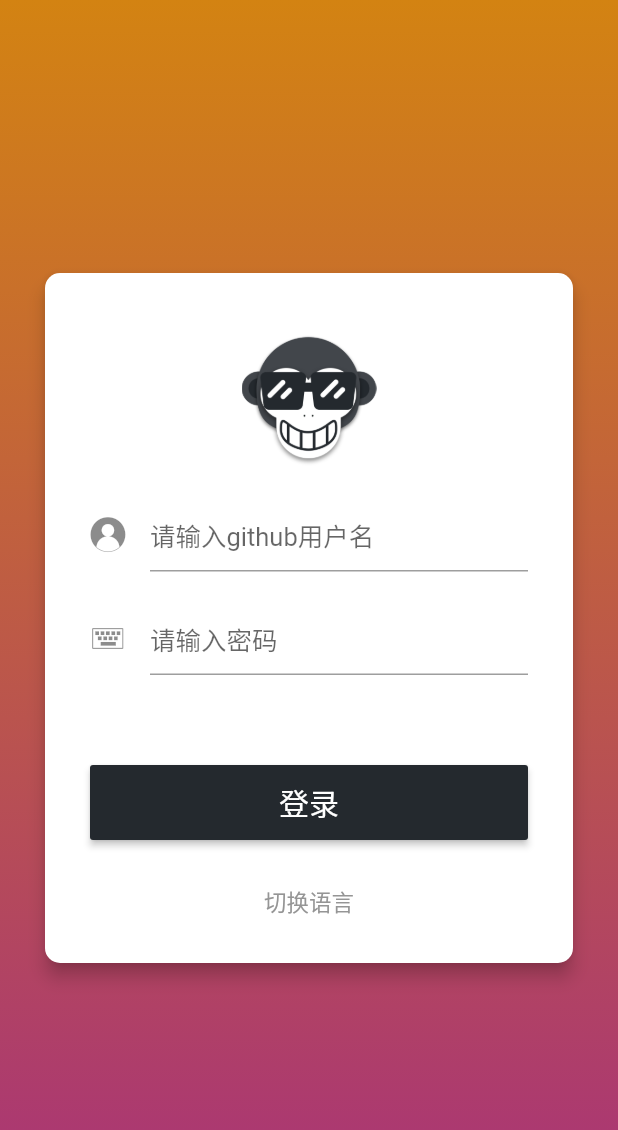
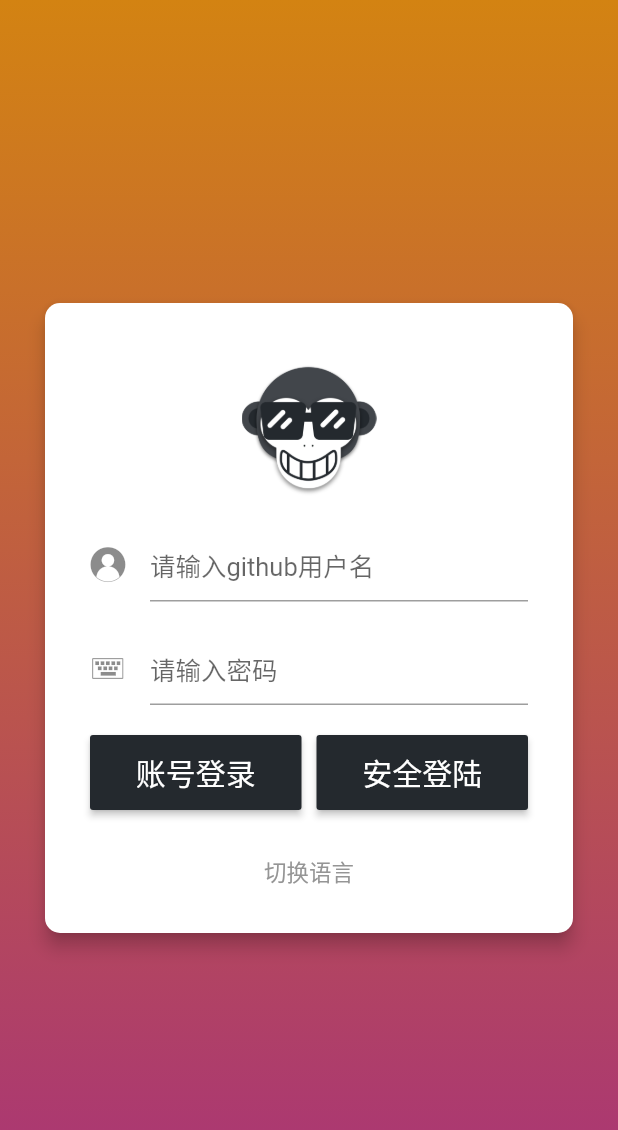
Before and after one commit to CarGuo/gsy_github_app_flutter, a Flutter app: the LoginPage screen opened by its route, on a phone screen of 412 x 824 dp. Shown: the top 1130 px of the screen. Run offline on Flutter 3.47's test engine with Material 2 defaults, Android fonts, the phone set to English and light mode, and no system bars; our stand-ins replace built_collection, built_value, connectivity, device_info, dio, event_bus and 21 more; missing offline and left inert: android_intent, bezier, flare_dart, flutter_json_widget; accounts and stored records are empty; generated files the repository leaves out were written again; statements that could not run were skipped; project files that could hold a hidden picture were left out.

Commit message:
add oauth support

```diff
--- a/lib/common/localization/gsy_string_base.dart
+++ b/lib/common/localization/gsy_string_base.dart
@@ -42,6 +42,8 @@ abstract class GSYStringBase {
   String get option_share_copy_success;
 
   String get login_text;
+
+  String get oauth_text;
 
   String get Login_out;
 
--- a/lib/common/localization/gsy_string_en.dart
+++ b/lib/common/localization/gsy_string_en.dart
@@ -51,6 +51,9 @@ class GSYStringEn extends GSYStringBase {
 
   @override
   String login_text = "Login";
+
+  @override
+  String oauth_text = "OAuth";
 
   @override
   String Login_out = "Logout";
--- a/lib/common/localization/gsy_string_zh.dart
+++ b/lib/common/localization/gsy_string_zh.dart
@@ -50,7 +50,10 @@ class GSYStringZh extends GSYStringBase {
   String option_share_copy_success = "已经复制到粘贴板";
 
   @override
-  String login_text = "登录";
+  String login_text = "账号登录";
+
+  @override
+  String oauth_text = "安全登陆";
 
   @override
   String Login_out = "退出登录";
@@ -70,14 +73,14 @@ class GSYStringZh extends GSYStringBase {
   @override
   String home_change_theme = "切换主题";
   @override
-  String home_language_default= "默认";
+  String home_language_default = "默认";
   @override
-  String home_language_zh= "中文";
+  String home_language_zh = "中文";
   @override
-  String home_language_en= "English";
+  String home_language_en = "English";
 
   @override
-  String switch_language= "切换语言";
+  String switch_language = "切换语言";
 
   @override
   String home_theme_default = "默认主题";
--- a/lib/common/utils/navigator_utils.dart
+++ b/lib/common/utils/navigator_utils.dart
@@ -11,6 +11,7 @@ import 'package:gsy_github_app_flutter/page/home/home_page.dart';
 import 'package:gsy_github_app_flutter/page/honor_list_page.dart';
 import 'package:gsy_github_app_flutter/page/issue/issue_detail_page.dart';
 import 'package:gsy_github_app_flutter/page/login/login_page.dart';
+import 'package:gsy_github_app_flutter/page/login_webview.dart';
 import 'package:gsy_github_app_flutter/page/notify_page.dart';
 import 'package:gsy_github_app_flutter/page/trend/trend_page.dart';
 import 'package:gsy_github_app_flutter/page/trend/trend_user_page.dart';
@@ -198,6 +199,11 @@ class NavigatorUtils {
     return NavigatorRouter(context, new GSYWebView(url, title));
   }
 
+  ///登陆Web页面
+  static Future goLoginWebView(BuildContext context, String url, String title) {
+    return NavigatorRouter(context, new LoginWebView(url, title));
+  }
+
   ///文件代码详情Web
   static gotoCodeDetailPageWeb(BuildContext context,
       {String title,
--- a/lib/page/login/login_page.dart
+++ b/lib/page/login/login_page.dart
@@ -3,8 +3,12 @@ import 'dart:async';
 import 'package:flutter/material.dart';
 import 'package:flutter_redux/flutter_redux.dart';
 import 'package:gsy_github_app_flutter/common/config/config.dart';
+import 'package:gsy_github_app_flutter/common/config/ignoreConfig.dart';
 import 'package:gsy_github_app_flutter/common/local/local_storage.dart';
 import 'package:gsy_github_app_flutter/common/localization/default_localizations.dart';
+import 'package:gsy_github_app_flutter/common/net/address.dart';
+import 'package:gsy_github_app_flutter/common/net/api.dart';
+import 'package:gsy_github_app_flutter/common/utils/navigator_utils.dart';
 import 'package:gsy_github_app_flutter/redux/gsy_state.dart';
 import 'package:gsy_github_app_flutter/redux/login_redux.dart';
 import 'package:gsy_github_app_flutter/common/style/gsy_style.dart';
@@ -86,12 +90,34 @@ class _LoginPageState extends State<LoginPage> with LoginBLoC {
                             },
                             controller: pwController,
                           ),
-                          new Padding(padding: new EdgeInsets.all(30.0)),
-                          new GSYFlexButton(
-                            text: GSYLocalizations.i18n(context).login_text,
-                            color: Theme.of(context).primaryColor,
-                            textColor: GSYColors.textWhite,
-                            onPress: loginIn,
+                          new Padding(padding: new EdgeInsets.all(10.0)),
+                          Container(
+                            height: 50,
+                            child: Row(
+                              children: <Widget>[
+                                new Expanded(
+                                  child: new GSYFlexButton(
+                                    text: GSYLocalizations.i18n(context)
+                                        .login_text,
+                                    color: Theme.of(context).primaryColor,
+                                    textColor: GSYColors.textWhite,
+                                    onPress: loginIn,
+                                  ),
+                                ),
+                                new SizedBox(
+                                  width: 10,
+                                ),
+                                new Expanded(
+                                  child: new GSYFlexButton(
+                                    text: GSYLocalizations.i18n(context)
+                                        .oauth_text,
+                                    color: Theme.of(context).primaryColor,
+                                    textColor: GSYColors.textWhite,
+                                    onPress: oauthLogin,
+                                  ),
+                                ),
+                              ],
+                            ),
                           ),
                           new Padding(padding: new EdgeInsets.all(15.0)),
                           InkWell(
@@ -167,4 +193,14 @@ mixin LoginBLoC on State<LoginPage> {
     StoreProvider.of<GSYState>(context)
         .dispatch(LoginAction(context, _userName, _password));
   }
+
+  oauthLogin() async {
+    String code = await NavigatorUtils.goLoginWebView(context,
+        Address.getOAuthUrl(), "${GSYLocalizations.i18n(context).oauth_text}");
+
+    if (code != null && code.length > 0) {
+      ///通过 redux 去执行登陆流程
+      StoreProvider.of<GSYState>(context).dispatch(OAuthAction(context, code));
+    }
+  }
 }
--- a/lib/redux/gsy_state.dart
+++ b/lib/redux/gsy_state.dart
@@ -54,6 +54,7 @@ GSYState appReducer(GSYState state, action) {
 final List<Middleware<GSYState>> middleware = [
   EpicMiddleware<GSYState>(UserInfoEpic()),
   EpicMiddleware<GSYState>(LoginEpic()),
+  EpicMiddleware<GSYState>(OAuthEpic()),
   UserInfoMiddleware(),
   LoginMiddleware(),
 ];
--- a/lib/redux/login_redux.dart
+++ b/lib/redux/login_redux.dart
@@ -51,6 +51,13 @@ class LoginAction {
   LoginAction(this.context, this.username, this.password);
 }
 
+class OAuthAction {
+  final BuildContext context;
+  final String code;
+
+  OAuthAction(this.context, this.code);
+}
+
 class LoginMiddleware implements MiddlewareClass<GSYState> {
   @override
   void call(Store<GSYState> store, dynamic action, NextDispatcher next) {
@@ -81,3 +88,20 @@ class LoginEpic implements EpicClass<GSYState> {
     yield LoginSuccessAction(action.context, (res != null && res.result));
   }
 }
+
+class OAuthEpic implements EpicClass<GSYState> {
+  @override
+  Stream<dynamic> call(Stream<dynamic> actions, EpicStore<GSYState> store) {
+    return Observable(actions)
+        .whereType<OAuthAction>()
+        .switchMap((action) => _loginIn(action, store));
+  }
+
+  Stream<dynamic> _loginIn(
+      OAuthAction action, EpicStore<GSYState> store) async* {
+    CommonUtils.showLoadingDialog(action.context);
+    var res = await UserDao.oauth(action.code, store);
+    Navigator.pop(action.context);
+    yield LoginSuccessAction(action.context, (res != null && res.result));
+  }
+}
--- a/pubspec.yaml
+++ b/pubspec.yaml
@@ -20,7 +20,7 @@ dependencies:
   flutter_markdown: 0.3.0
   share: ^0.6.2+3
   flutter_spinkit: ^4.0.0
-  flutter_webview_plugin: ^0.3.8
+  flutter_webview_plugin: 0.3.10+1
   sqflite: ^1.1.7+1
   pub_semver: ^1.4.2
   flutter_svg: ^0.14.2
@@ -32,7 +32,7 @@ dependencies:
   permission_handler: 3.2.2
   scoped_model: ^1.0.1
   rxdart: ^0.22.3
-  webview_flutter: ^0.3.9+1
+  webview_flutter: 0.3.17
   bezier: ^1.1.2
   provider: ^3.1.0
   flare_flutter: ^1.6.1
```
Also changed, not shown: lib/common/dao/user_dao.dart (+34 -0 lines), lib/common/net/address.dart (+7 -0 lines), lib/page/login_webview.dart (added, +96 -0 lines), pubspec.lock.
